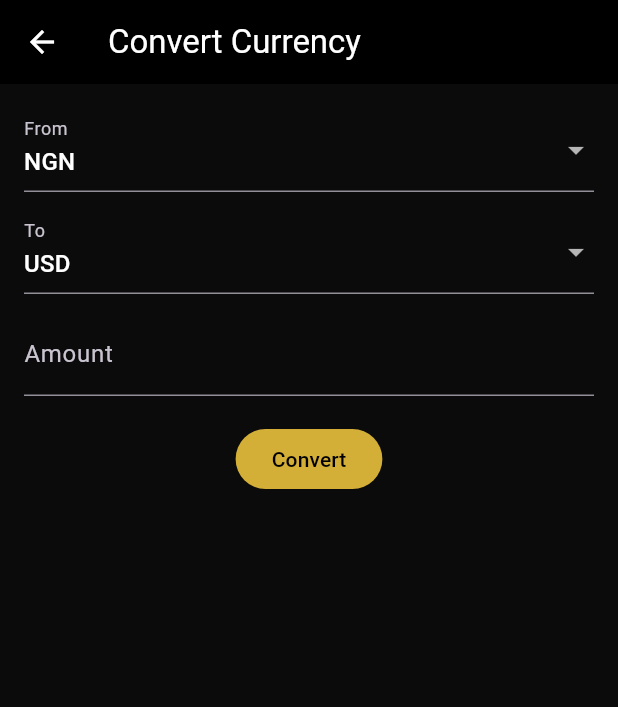
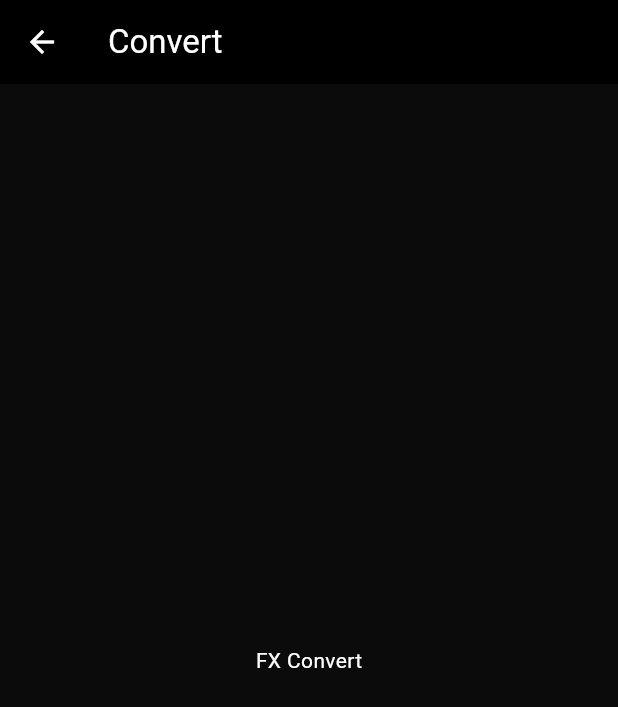
Before and after one commit to Tether-creator/zeus_app_premium, a Flutter app: the ConvertScreen screen opened by its route, on a phone screen of 412 x 824 dp. Shown: the top 707 px of the screen. Run offline on Flutter 3.47's test engine with Material 3 defaults, Android fonts, the phone set to English and light mode, and no system bars; our stand-ins replace pdf, printing.

Commit message:
Update convert_screen.dart

```diff
--- a/lib/screens/convert_screen.dart
+++ b/lib/screens/convert_screen.dart
@@ -1,67 +1,7 @@
 import 'package:flutter/material.dart';
-
-class ConvertScreen extends StatefulWidget {
+class ConvertScreen extends StatelessWidget {
+  const ConvertScreen({super.key});
   static const route = '/convert';
-  const ConvertScreen({super.key});
-
   @override
-  State<ConvertScreen> createState() => _ConvertScreenState();
+  Widget build(BuildContext context) => Scaffold(appBar: AppBar(title: const Text('Convert')), body: const Center(child: Text('FX Convert')));
 }
-
-class _ConvertScreenState extends State<ConvertScreen> {
-  final _formKey = GlobalKey<FormState>();
-  final _fromCtrl = TextEditingController();
-  final _toCtrl = TextEditingController();
-  String _fromCurrency = 'NGN';
-  String _toCurrency = 'USD';
-
-  void _submit() {
-    if (!_formKey.currentState!.validate()) return;
-    ScaffoldMessenger.of(context).showSnackBar(
-      const SnackBar(content: Text('Conversion submitted (mocked).')),
-    );
-  }
-
-  @override
-  Widget build(BuildContext context) {
-    return Scaffold(
-      appBar: AppBar(title: const Text('Convert Currency')),
-      body: Padding(
-        padding: const EdgeInsets.all(16),
-        child: Form(
-          key: _formKey,
-          child: Column(
-            children: [
-              DropdownButtonFormField<String>(
-                value: _fromCurrency,
-                items: const ['NGN', 'USD', 'EUR', 'GBP', 'GHC', 'KSH']
-                    .map((c) => DropdownMenuItem(value: c, child: Text(c)))
-                    .toList(),
-                onChanged: (v) => setState(() => _fromCurrency = v!),
-                decoration: const InputDecoration(labelText: 'From'),
-              ),
-              const SizedBox(height: 12),
-              DropdownButtonFormField<String>(
-                value: _toCurrency,
-                items: const ['NGN', 'USD', 'EUR', 'GBP', 'GHC', 'KSH']
-                    .map((c) => DropdownMenuItem(value: c, child: Text(c)))
-                    .toList(),
-                onChanged: (v) => setState(() => _toCurrency = v!),
-                decoration: const InputDecoration(labelText: 'To'),
-              ),
-              const SizedBox(height: 12),
-              TextFormField(
-                controller: _fromCtrl,
-                keyboardType: TextInputType.number,
-                decoration: const InputDecoration(labelText: 'Amount'),
-                validator: (v) => (double.tryParse(v ?? '') ?? 0) > 0 ? null : 'Enter amount',
-              ),
-              const SizedBox(height: 18),
-              FilledButton(onPressed: _submit, child: const Text('Convert')),
-            ],
-          ),
-        ),
-      ),
-    );
-  }
-}
```
